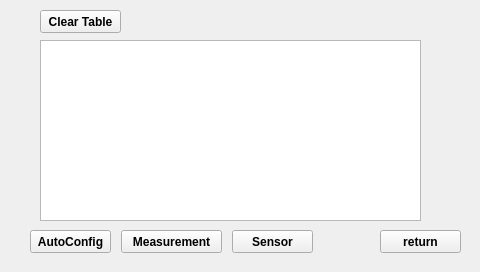
Old version of the form showdatabase.ui in the repository 3semesterprojekt/DevKitsoftware.
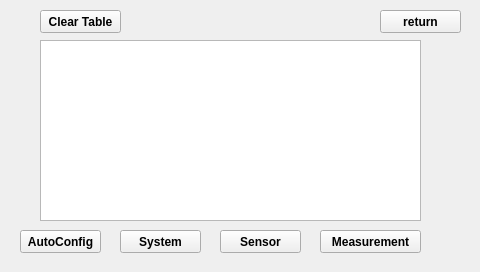
New version of the form.

What changed in the file:
```diff
--- a/showdatabase.ui
+++ b/showdatabase.ui
@@ -26,7 +26,7 @@
   <widget class="QPushButton" name="btn_autoconfig">
    <property name="geometry">
     <rect>
-     <x>30</x>
+     <x>20</x>
      <y>230</y>
      <width>81</width>
      <height>23</height>
@@ -48,7 +48,7 @@
   <widget class="QPushButton" name="btn_measurement">
    <property name="geometry">
     <rect>
-     <x>121</x>
+     <x>320</x>
      <y>230</y>
      <width>101</width>
      <height>23</height>
@@ -70,7 +70,7 @@
   <widget class="QPushButton" name="btn_sensor">
    <property name="geometry">
     <rect>
-     <x>232</x>
+     <x>220</x>
      <y>230</y>
      <width>81</width>
      <height>23</height>
@@ -115,7 +115,7 @@
    <property name="geometry">
     <rect>
      <x>380</x>
-     <y>230</y>
+     <y>10</y>
      <width>81</width>
      <height>23</height>
     </rect>
@@ -133,6 +133,28 @@
     <string>return</string>
    </property>
   </widget>
+  <widget class="QPushButton" name="System">
+   <property name="geometry">
+    <rect>
+     <x>120</x>
+     <y>230</y>
+     <width>81</width>
+     <height>23</height>
+    </rect>
+   </property>
+   <property name="font">
+    <font>
+     <weight>75</weight>
+     <bold>true</bold>
+    </font>
+   </property>
+   <property name="focusPolicy">
+    <enum>Qt::NoFocus</enum>
+   </property>
+   <property name="text">
+    <string>System</string>
+   </property>
+  </widget>
  </widget>
  <resources/>
  <connections/>
```
